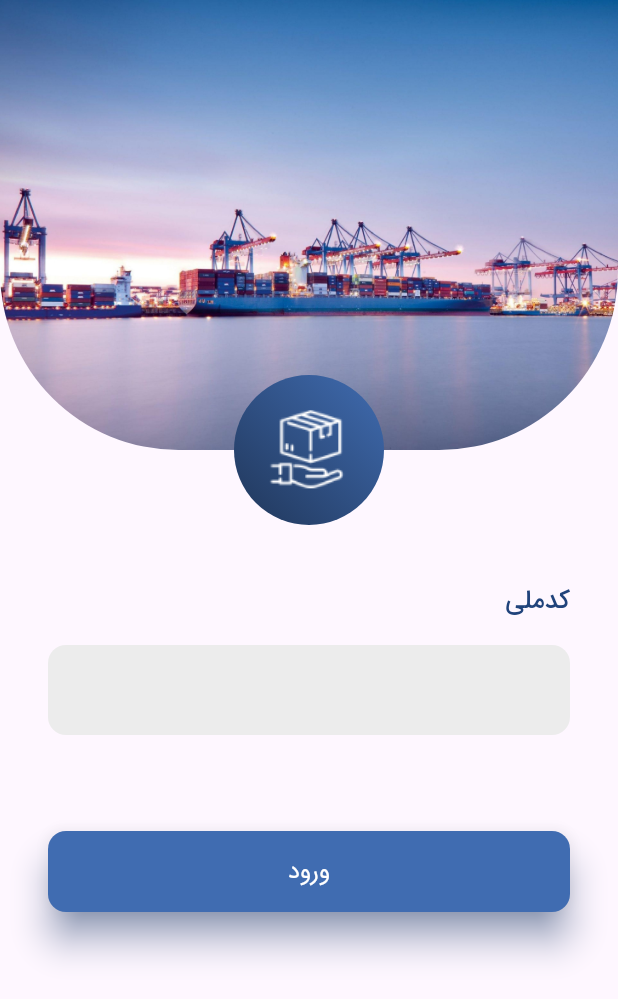
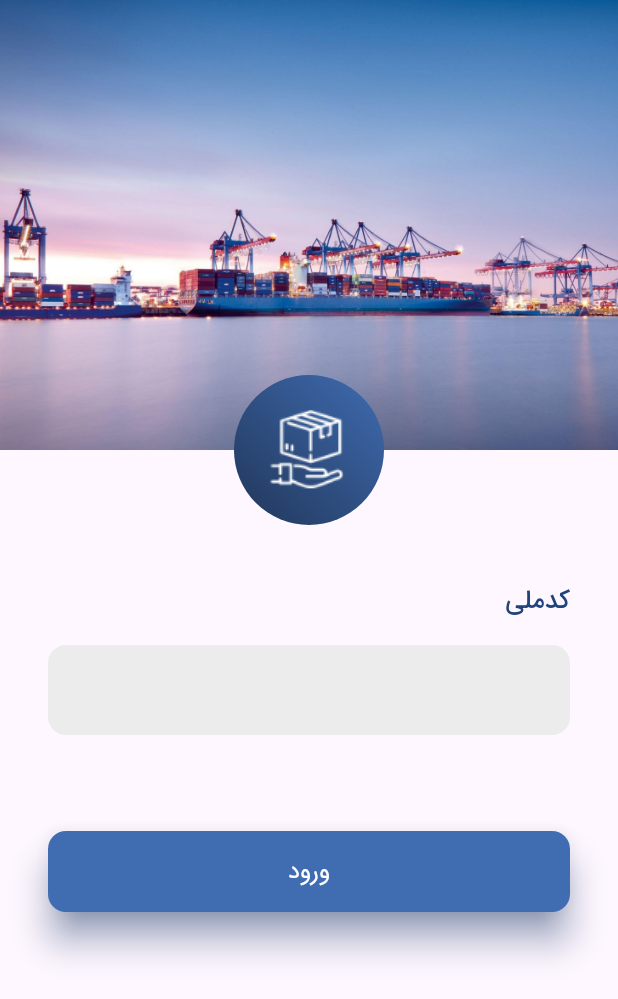
Before and after one commit to bahiraei/porduct_owner, a Flutter app: the LoginScreen screen opened by its route, on a phone screen of 412 x 824 dp. Shown: the top 999 px of the screen. Run offline on Flutter 3.47's test engine with Material 2 defaults, Android fonts, the phone set to English and light mode, and no system bars; our stand-ins replace flutter_animate, gap, google_nav_bar, image_picker, line_icons, pinput.

Commit message:
remove unused packages

```diff
--- a/lib/features/auth/login_screen.dart
+++ b/lib/features/auth/login_screen.dart
@@ -59,11 +59,7 @@ class _LoginScreenState extends State<LoginScreen>
             Stack(
               clipBehavior: Clip.none,
               children: [
-                ClipRRect(
-                  borderRadius: const BorderRadius.vertical(
-                    bottom: Radius.circular(119),
-                  ),
-                  child: AnimatedBuilder(
+                AnimatedBuilder(
                   animation: _heightAnimation,
                   builder: (BuildContext context, Widget? child) {
                     return SizedBox(
@@ -83,7 +79,6 @@ class _LoginScreenState extends State<LoginScreen>
                       ),
                     );
                   },
-                  ),
                 ),
                 Positioned(
                   left: 0,
--- a/pubspec.yaml
+++ b/pubspec.yaml
@@ -21,9 +21,6 @@ dependencies:
   cupertino_icons: ^1.0.6
   flutter_svg: ^2.0.9
   gap: ^3.0.1
-  google_nav_bar: ^5.0.6
-  line_icons: ^2.0.3
-  image_picker: ^1.0.4
   pinput: ^3.0.1
   flutter_animate: ^4.2.0+1
 
```
Also changed, not shown: pubspec.lock. Lines whose indentation alone changed are shown as unchanged.
